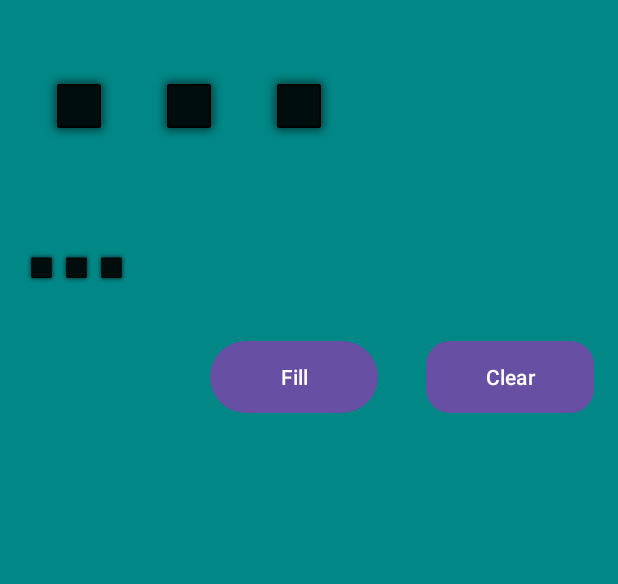
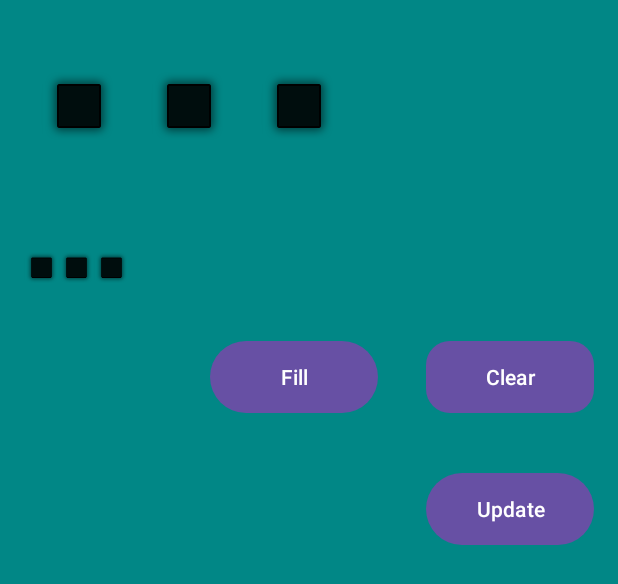
Before and after one commit to Tynets/EmotionDisplay, an Android app: the layout activity_main.xml on its own in the app's theme, with its tools: preview values and no code run, on a phone screen of 412 x 824 dp. Shown: the top 584 px of the screen. Run offline under Robolectric (Android 15) with nearby library versions, the phone set to English and light mode, and no system bars.

Commit message:
Finished previews

```diff
--- a/GridPaint/app/src/main/res/layout/activity_main.xml
+++ b/GridPaint/app/src/main/res/layout/activity_main.xml
@@ -57,4 +57,13 @@
         app:layout_constraintEnd_toStartOf="@+id/clear_button"
         app:layout_constraintTop_toBottomOf="@+id/grid" />
 
+    <Button
+        android:id="@+id/update_button"
+        android:layout_width="112dp"
+        android:layout_height="56dp"
+        android:layout_marginTop="32dp"
+        android:text="@string/UpdateButton"
+        app:layout_constraintEnd_toEndOf="@+id/grid"
+        app:layout_constraintTop_toBottomOf="@+id/clear_button" />
+
 </androidx.constraintlayout.widget.ConstraintLayout>
--- a/GridPaint/app/src/main/res/values/strings.xml
+++ b/GridPaint/app/src/main/res/values/strings.xml
@@ -2,6 +2,7 @@
     <string name="app_name">GridPaint</string>
     <string name="ClearButton">Clear</string>
     <string name="FillButton">Fill</string>
+    <string name="UpdateButton">Update</string>
     <string name="contentDescriptionIV">Pixel</string>
     <string name="EyesFolder">Eyes Category</string>
     <string name="MouthsFolder">Mouths Category</string>
```
Also changed, not shown: GridPaint/app/src/main/java/gp/gridpaint/CategoryElementSelection/CategoryElementSelectionActivity.kt (+6 -19 lines), GridPaint/app/src/main/java/gp/gridpaint/CategorySelection/CategorySelectionActivity.kt (+17 -4 lines), GridPaint/app/src/main/java/gp/gridpaint/GridPainter/MainActivity.kt (+29 -7 lines).
